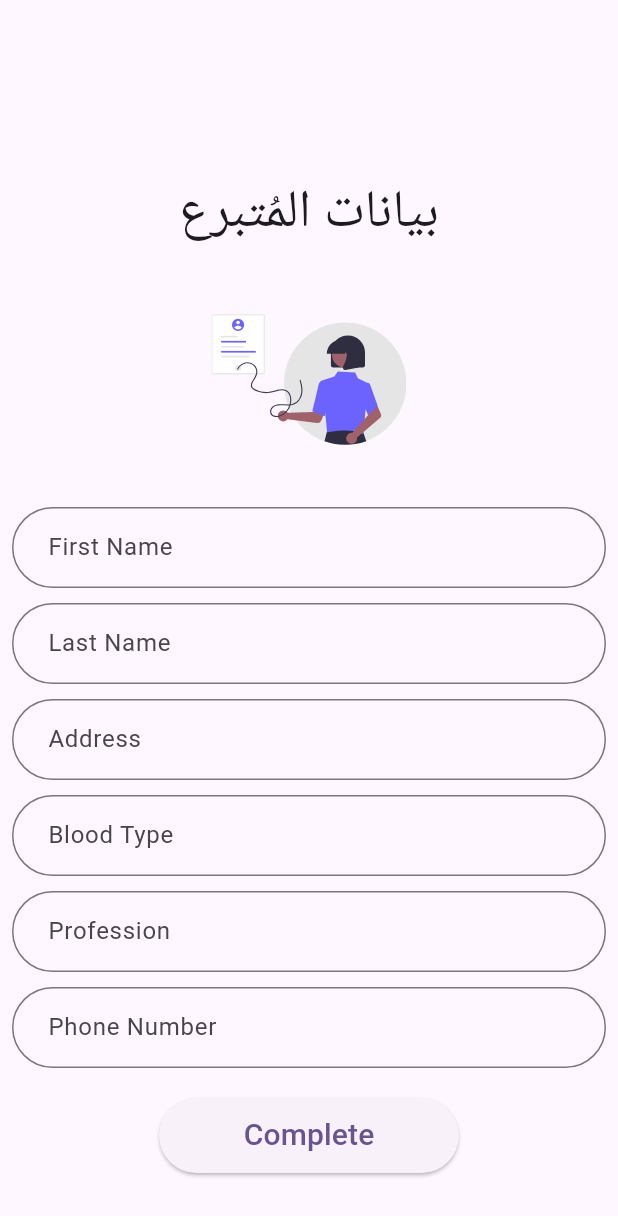
After one commit to omer358/blood-donor-app, a Flutter app: the CompleteSignup screen opened directly, on a phone screen of 412 x 824 dp. The commit adds this screen. Shown: the top 1216 px of the screen. Run offline on Flutter 3.47's test engine with Material 3 defaults, Android fonts, the phone set to English and light mode, and no system bars; our stand-ins replace cloud_firestore, firebase_auth, firebase_core, flutter_svg, get, google_sign_in; accounts and stored records are empty.

Commit message:
complete user info after signup

```diff
--- /dev/null
+++ b/lib/controllers/signup_controller.dart
@@ -0,0 +1,45 @@
+import 'package:blood_donor/models/donor_model.dart';
+import 'package:blood_donor/presentation/screens/home.dart';
+import 'package:get/get.dart';
+
+import '../service/auth_service.dart';
+
+class SignupController extends GetxController {
+  var firstName = ''.obs;
+  var lastName = ''.obs;
+  var address = ''.obs;
+  var bloodType = ''.obs;
+  var profession = ''.obs;
+  var phoneNumber = ''.obs;
+
+  final AuthService _authService = AuthService(); // Connect to AuthService
+
+  Future<void> completeSignup() async {
+    try {
+      // Create DonorModel from user input
+      DonorModel donor = DonorModel(
+        firstName: firstName.value,
+        lastName: lastName.value,
+        address: address.value,
+        bloodType: bloodType.value,
+        profession: profession.value,
+        phoneNumber: phoneNumber.value,
+      );
+
+      // Save the user data
+      await _authService.saveUserData(
+        donor.firstName,
+        donor.lastName,
+        donor.address,
+        donor.bloodType,
+        donor.profession,
+      );
+
+      // Navigate to Home after completion
+      Get.snackbar('Success', 'Signup complete');
+      Get.off(()=> HomeScreen());
+    } catch (e) {
+      Get.snackbar('Error', e.toString());
+    }
+  }
+}
--- a/lib/main.dart
+++ b/lib/main.dart
@@ -1,4 +1,4 @@
-import 'package:blood_donor/presentation/screens/registration.dart';
+import 'package:blood_donor/presentation/screens/login.dart';
 import 'package:firebase_core/firebase_core.dart';
 import 'package:flutter/material.dart';
 import 'package:get/get.dart';
@@ -30,7 +30,7 @@ class MyApp extends StatelessWidget {
       darkTheme: ThemeData(
         colorScheme: const ColorScheme.dark(),
       ),
-      home: SignUpScreen(),
+      home: LoginScreen(),
     );
   }
 }
--- /dev/null
+++ b/lib/presentation/screens/completeSignUp.dart
@@ -0,0 +1,95 @@
+import 'package:flutter/material.dart';
+import 'package:flutter_svg/svg.dart';
+import 'package:get/get.dart';
+
+import '../../controllers/signup_controller.dart';
+
+class CompleteSignup extends StatelessWidget {
+  const CompleteSignup({super.key});
+
+  @override
+  Widget build(BuildContext context) {
+    final controller = Get.put(SignupController());
+
+    return Scaffold(
+      body: SafeArea(
+        child: SingleChildScrollView(
+          child: Container(
+            padding: const EdgeInsets.fromLTRB(8, 16, 8, 8),
+            child: Column(
+              mainAxisAlignment: MainAxisAlignment.start,
+              children: [
+                const SizedBox(height: 100),
+                _buildHeaderText(),
+                const SizedBox(height: 20),
+                _buildSvgImage(),
+                const SizedBox(height: 20),
+                _buildTextField('First Name', controller.firstName),
+                const SizedBox(height: 10),
+                _buildTextField('Last Name', controller.lastName),
+                const SizedBox(height: 10),
+                _buildTextField('Address', controller.address),
+                const SizedBox(height: 10),
+                _buildTextField('Blood Type', controller.bloodType),
+                const SizedBox(height: 10),
+                _buildTextField('Profession', controller.profession),
+                const SizedBox(height: 10),
+                _buildTextField('Phone Number', controller.phoneNumber),
+                const SizedBox(height: 20),
+                _buildCompleteSignupButton(controller),
+              ],
+            ),
+          ),
+        ),
+      ),
+    );
+  }
+
+  Widget _buildHeaderText() {
+    return const Text(
+      "بيانات المُتبرع",
+      textAlign: TextAlign.center,
+      style: TextStyle(fontSize: 35, fontWeight: FontWeight.w500),
+    );
+  }
+
+  Widget _buildSvgImage() {
+    return SvgPicture.asset(
+      "assets/images/info.svg",
+      width: 130,
+      height: 130,
+      fit: BoxFit.contain,
+    );
+  }
+
+  Widget _buildTextField(String label, RxString controllerValue) {
+    return TextField(
+      onChanged: (value) {
+        controllerValue.value = value; // Bind input to controller
+      },
+      decoration: InputDecoration(
+        labelText: label,
+        hintStyle: const TextStyle(color: Colors.grey),
+        contentPadding:
+        const EdgeInsets.symmetric(vertical: 15.0, horizontal: 20.0),
+        border: OutlineInputBorder(
+          borderRadius: BorderRadius.circular(30.0),
+        ),
+      ),
+    );
+  }
+
+  Widget _buildCompleteSignupButton(SignupController controller) {
+    return SizedBox(
+      width: 200,
+      height: 50,
+      child: ElevatedButton(
+        onPressed: controller.completeSignup,
+        child: const Text(
+          "Complete",
+          style: TextStyle(fontSize: 20),
+        ),
+      ),
+    );
+  }
+}
```
Also changed, not shown: lib/controllers/AuthController.dart (+32 -10 lines), lib/service/auth_service.dart (+19 -0 lines), assets/images/info.svg (added).
